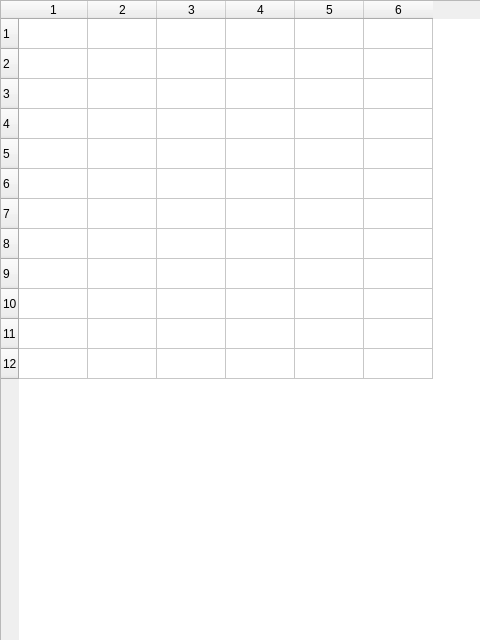
Before: the Qt Designer form showrawdata.ui in MorgenYang/newMonitor, drawn with Qt 5.
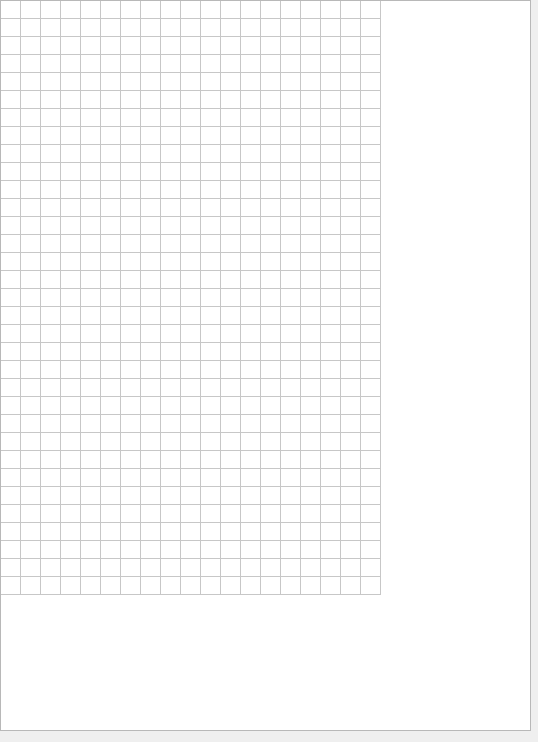
After: the same form once the commit is applied.

Diff of the .ui file:
```diff
--- a/showrawdata.ui
+++ b/showrawdata.ui
@@ -6,8 +6,8 @@
    <rect>
     <x>0</x>
     <y>0</y>
-    <width>480</width>
-    <height>640</height>
+    <width>538</width>
+    <height>742</height>
    </rect>
   </property>
   <property name="windowTitle">
@@ -18,25 +18,82 @@
     <rect>
      <x>0</x>
      <y>0</y>
-     <width>481</width>
-     <height>641</height>
+     <width>531</width>
+     <height>731</height>
     </rect>
    </property>
    <property name="sizePolicy">
-    <sizepolicy hsizetype="Expanding" vsizetype="Expanding">
+    <sizepolicy hsizetype="Maximum" vsizetype="Maximum">
      <horstretch>0</horstretch>
      <verstretch>0</verstretch>
     </sizepolicy>
    </property>
+   <property name="verticalScrollBarPolicy">
+    <enum>Qt::ScrollBarAlwaysOff</enum>
+   </property>
+   <property name="horizontalScrollBarPolicy">
+    <enum>Qt::ScrollBarAlwaysOff</enum>
+   </property>
+   <property name="sizeAdjustPolicy">
+    <enum>QAbstractScrollArea::AdjustToContents</enum>
+   </property>
+   <property name="autoScrollMargin">
+    <number>0</number>
+   </property>
+   <property name="editTriggers">
+    <set>QAbstractItemView::NoEditTriggers</set>
+   </property>
+   <property name="alternatingRowColors">
+    <bool>false</bool>
+   </property>
+   <property name="textElideMode">
+    <enum>Qt::ElideRight</enum>
+   </property>
+   <property name="verticalScrollMode">
+    <enum>QAbstractItemView::ScrollPerItem</enum>
+   </property>
+   <property name="showGrid">
+    <bool>true</bool>
+   </property>
    <property name="rowCount">
-    <number>12</number>
+    <number>33</number>
    </property>
    <property name="columnCount">
-    <number>6</number>
+    <number>19</number>
    </property>
+   <attribute name="horizontalHeaderVisible">
+    <bool>false</bool>
+   </attribute>
+   <attribute name="horizontalHeaderCascadingSectionResizes">
+    <bool>true</bool>
+   </attribute>
+   <attribute name="horizontalHeaderMinimumSectionSize">
+    <number>20</number>
+   </attribute>
    <attribute name="horizontalHeaderDefaultSectionSize">
-    <number>69</number>
+    <number>20</number>
    </attribute>
+   <attribute name="horizontalHeaderShowSortIndicator" stdset="0">
+    <bool>false</bool>
+   </attribute>
+   <attribute name="horizontalHeaderStretchLastSection">
+    <bool>false</bool>
+   </attribute>
+   <attribute name="verticalHeaderVisible">
+    <bool>false</bool>
+   </attribute>
+   <attribute name="verticalHeaderCascadingSectionResizes">
+    <bool>true</bool>
+   </attribute>
+   <attribute name="verticalHeaderMinimumSectionSize">
+    <number>10</number>
+   </attribute>
+   <attribute name="verticalHeaderDefaultSectionSize">
+    <number>10</number>
+   </attribute>
+   <attribute name="verticalHeaderStretchLastSection">
+    <bool>false</bool>
+   </attribute>
    <row/>
    <row/>
    <row/>
@@ -49,6 +106,40 @@
    <row/>
    <row/>
    <row/>
+   <row/>
+   <row/>
+   <row/>
+   <row/>
+   <row/>
+   <row/>
+   <row/>
+   <row/>
+   <row/>
+   <row/>
+   <row/>
+   <row/>
+   <row/>
+   <row/>
+   <row/>
+   <row/>
+   <row/>
+   <row/>
+   <row/>
+   <row/>
+   <row/>
+   <column/>
+   <column/>
+   <column/>
+   <column/>
+   <column/>
+   <column/>
+   <column/>
+   <column/>
+   <column/>
+   <column/>
+   <column/>
+   <column/>
+   <column/>
    <column/>
    <column/>
    <column/>
```
